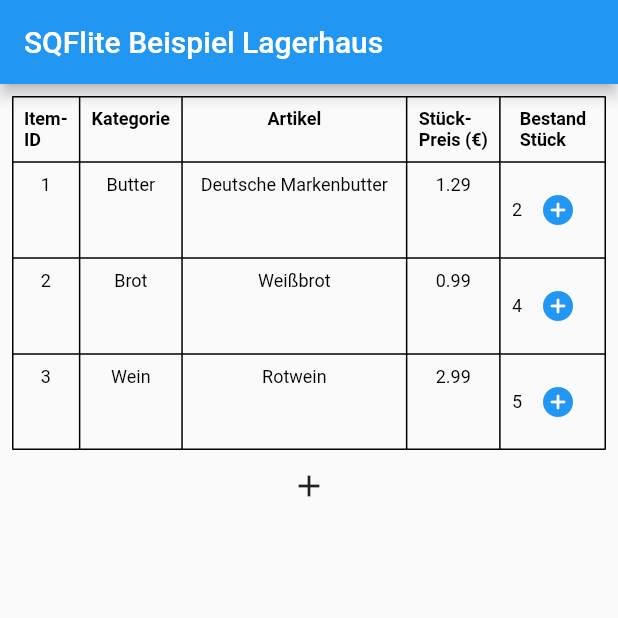
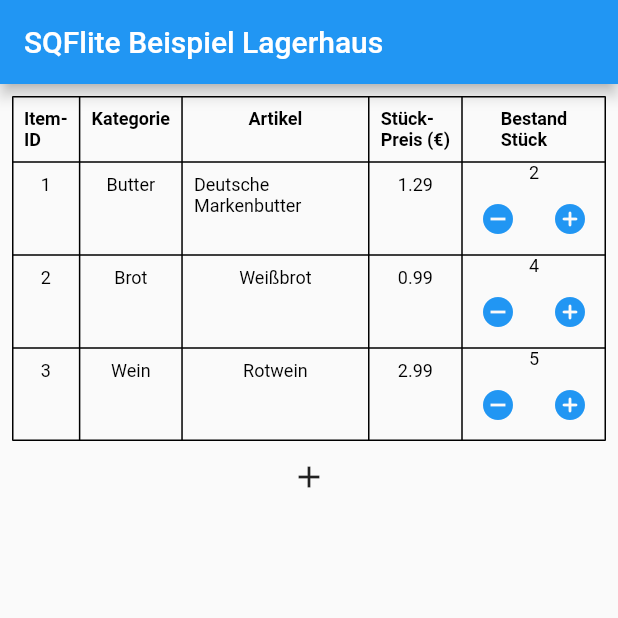
Before and after one commit to felix7700/ewm, a Flutter app: the screen it shows after launch, after a tap on the "add circle" icon, on a phone screen of 412 x 824 dp, the top half of it. Run offline on Flutter 3.47's test engine with Material 2 defaults, Android fonts, the phone set to English and light mode, and no system bars; our stand-ins replace sqflite; accounts and stored records are empty.

Commit message:
sqflite increase and decrease itemCount works

```diff
--- a/lib/widgets/Buttons/increment_item_count_icon_button.dart
+++ b/lib/widgets/Buttons/decrease_item_count_icon_button.dart
@@ -1,7 +1,7 @@
 import 'package:flutter/material.dart';
 
-class IncrementItemCountIconButton extends StatelessWidget {
-  const IncrementItemCountIconButton(
+class DecreaseItemCountIconButton extends StatelessWidget {
+  const DecreaseItemCountIconButton(
       {required this.itemId, required this.buttonPressed, Key? key})
       : super(key: key);
   final Function buttonPressed;
@@ -10,7 +10,7 @@ class IncrementItemCountIconButton extends StatelessWidget {
   @override
   Widget build(BuildContext context) {
     return IconButton(
-      icon: const Icon(Icons.add_circle_rounded),
+      icon: const Icon(Icons.remove_circle),
       color: Colors.blue,
       onPressed: () => buttonPressed(itemId),
     );
--- /dev/null
+++ b/lib/widgets/Buttons/increase_item_count_icon_button.dart
@@ -0,0 +1,20 @@
+import 'package:flutter/material.dart';
+
+class IncreaseItemCountIconButton extends StatelessWidget {
+  const IncreaseItemCountIconButton(
+      {required this.itemId, required this.buttonPressed, Key? key})
+      : super(key: key);
+  final Function buttonPressed;
+  final int itemId;
+
+  @override
+  Widget build(BuildContext context) {
+    return IconButton(
+      icon: const Icon(
+        Icons.add_circle_rounded,
+      ),
+      color: Colors.blue,
+      onPressed: () => buttonPressed(itemId),
+    );
+  }
+}
--- a/lib/widgets/Pages/sqflite_items_table.dart
+++ b/lib/widgets/Pages/sqflite_items_table.dart
@@ -1,7 +1,8 @@
 import 'package:ewm/db_manager.dart';
 import 'package:flutter/material.dart';
 import '../Buttons/add_item_icon_button.dart';
-import '../Buttons/increment_item_count_icon_button.dart';
+import '../Buttons/decrease_item_count_icon_button.dart';
+import '../Buttons/increase_item_count_icon_button.dart';
 
 class SqfliteItemsTablePage extends StatefulWidget {
   const SqfliteItemsTablePage({Key? key}) : super(key: key);
@@ -31,10 +32,7 @@ class _SqfliteItemsTablePageState extends State<SqfliteItemsTablePage> {
     );
   }
 
-  void _incrementItemCount(int itemId) {
-    debugPrint('\n\n\n');
-    debugPrint('_incrementItemCount from itemData ' + itemId.toString());
-
+  void _increaseItemCount(int itemId) {
     String _table = dbManager.inventoryTableName;
     String _columnToIncrease = dbManager.inventoryColumnNameItemCount;
     String _inventoryColumnNameItemID = dbManager.inventoryColumnNameItemID;
@@ -46,10 +44,19 @@ class _SqfliteItemsTablePageState extends State<SqfliteItemsTablePage> {
     _loadData();
   }
 
+  void _decreaseItemCount(int itemId) {
+    String _table = dbManager.inventoryTableName;
+    String _columnToIncrease = dbManager.inventoryColumnNameItemCount;
+    String _inventoryColumnNameItemID = dbManager.inventoryColumnNameItemID;
+    String _itemId = itemId.toString();
+    String _queryString =
+        'UPDATE $_table SET $_columnToIncrease = $_columnToIncrease - 1 WHERE $_inventoryColumnNameItemID = $_itemId AND $_columnToIncrease > 0';
+    var result = dbManager.rawQuery(queryString: _queryString);
+    _loadData();
+  }
+
   List<TableRow> _getTableRows(
       {required List<Map<String, dynamic>> inventoryData}) {
-    debugPrint('\n_getTableRows()');
-
     final List<TableRow> tableRows = [];
 
     const TextStyle _headlineCellsTextStyle = TextStyle(
@@ -184,9 +191,7 @@ class _SqfliteItemsTablePageState extends State<SqfliteItemsTablePage> {
             TableCell(
               verticalAlignment: TableCellVerticalAlignment.top,
               child: Center(
-                child: Padding(
-                  padding: _cellsTextPaddingEdgeInsets,
-                  child: Row(
+                child: Column(
                   children: [
                     Text(
                       inventoryData[rowIndex]
@@ -194,12 +199,21 @@ class _SqfliteItemsTablePageState extends State<SqfliteItemsTablePage> {
                           .toString(),
                       style: _cellTextStyle,
                     ),
-                      IncrementItemCountIconButton(
+                    Row(
+                      children: [
+                        DecreaseItemCountIconButton(
                           itemId: inventoryData[rowIndex]
                               [dbManager.inventoryColumnNameItemID],
-                          buttonPressed: _incrementItemCount)
+                          buttonPressed: _decreaseItemCount,
+                        ),
+                        IncreaseItemCountIconButton(
+                          itemId: inventoryData[rowIndex]
+                              [dbManager.inventoryColumnNameItemID],
+                          buttonPressed: _increaseItemCount,
+                        ),
                       ],
                     ),
+                  ],
                 ),
               ),
             ),
```
Lines whose indentation alone changed are shown as unchanged.
